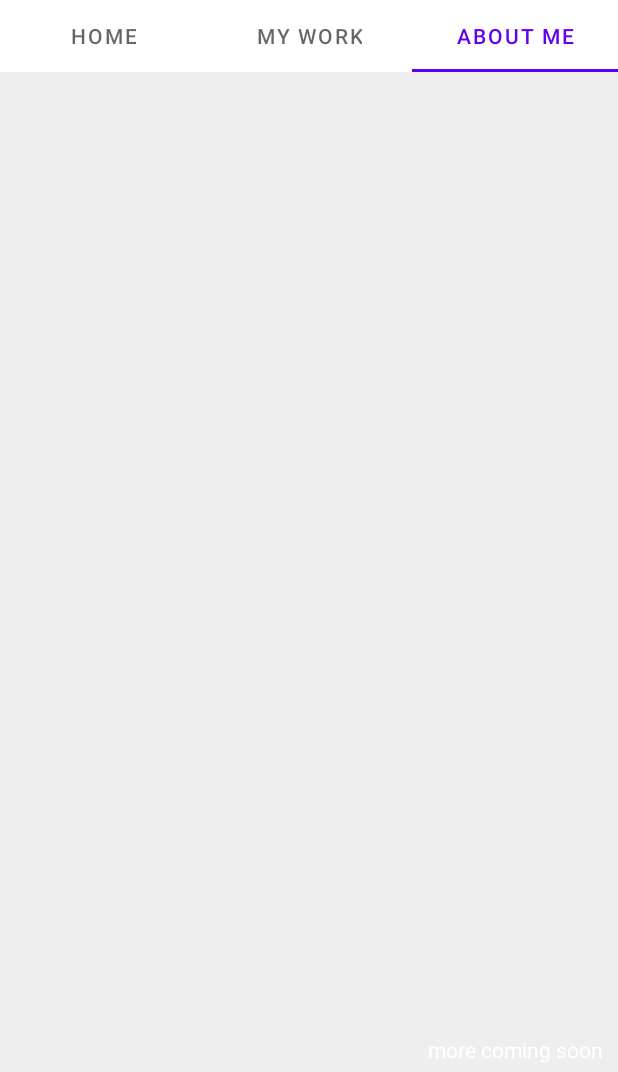
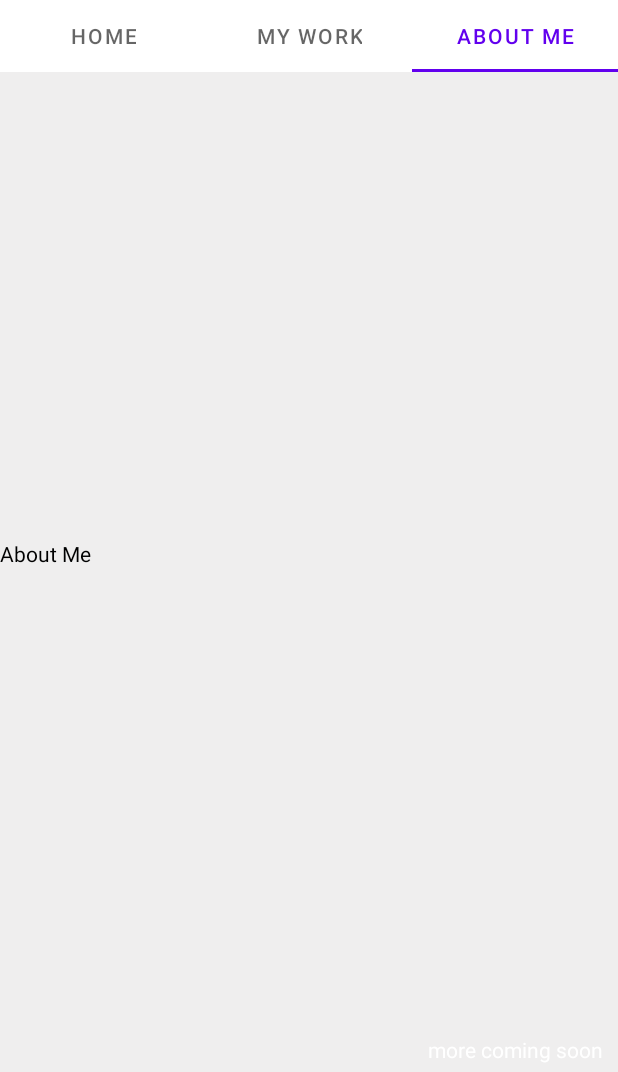
Before and after one commit to buzz-ht53/myportfolio, an Android app: the screen it shows after launch (MainActivity), tab 3 chosen, on a phone screen of 412 x 824 dp, the part 164-1236 px from its top. Run offline under Robolectric (Android 15) with nearby library versions, the phone set to English and light mode, and no system bars; Roboto replaces fonts that are not available here.

Commit message:
# Fragment initial setup 2

```diff
--- /dev/null
+++ b/app/src/main/java/com/buzz_ht/myportfolio/Fragments/FragmentAbout.kt
@@ -0,0 +1,22 @@
+package com.buzz_ht.myportfolio.Fragments
+
+import android.os.Bundle
+import android.view.LayoutInflater
+import android.view.View
+import android.view.ViewGroup
+import androidx.fragment.app.Fragment
+import com.buzz_ht.myportfolio.R
+
+class FragmentAbout : Fragment() {
+
+    override fun onCreateView(
+        inflater: LayoutInflater,
+        container: ViewGroup?,
+        savedInstanceState: Bundle?
+    ): View? {
+        // return super.onCreateView(inflater, container, savedInstanceState)
+        return inflater.inflate(R.layout.layout_fragmentabout, container, false)
+    }
+
+
+}
--- /dev/null
+++ b/app/src/main/java/com/buzz_ht/myportfolio/Fragments/FragmentHome.kt
@@ -0,0 +1,21 @@
+package com.buzz_ht.myportfolio.Fragments
+
+import android.os.Bundle
+import android.view.LayoutInflater
+import android.view.View
+import android.view.ViewGroup
+import androidx.fragment.app.Fragment
+import com.buzz_ht.myportfolio.R
+
+class FragmentHome : Fragment() {
+
+    override fun onCreateView(
+        inflater: LayoutInflater,
+        container: ViewGroup?,
+        savedInstanceState: Bundle?
+    ): View? {
+        // return super.onCreateView(inflater, container, savedInstanceState)
+        return inflater.inflate(R.layout.layout_fragmenthome, container, false)
+    }
+
+}
--- a/app/src/main/java/com/buzz_ht/myportfolio/MainActivity.kt
+++ b/app/src/main/java/com/buzz_ht/myportfolio/MainActivity.kt
@@ -6,16 +6,18 @@ import android.view.View
 import android.widget.Button
 import android.widget.Toast
 import androidx.appcompat.app.AppCompatActivity
+import androidx.fragment.app.Fragment
 import androidx.recyclerview.widget.LinearLayoutManager
 import androidx.recyclerview.widget.RecyclerView
 import com.buzz_ht.myportfolio.Adapters.AppListRecyclerViewAdapter
+import com.buzz_ht.myportfolio.Fragments.FragmentAbout
+import com.buzz_ht.myportfolio.Fragments.FragmentHome
 import com.buzz_ht.myportfolio.Fragments.FragmentMyWork
 import com.buzz_ht.myportfolio.Models.CustomClass
 import com.google.android.material.tabs.TabLayout
 import com.google.android.play.core.appupdate.AppUpdateManagerFactory
 import com.google.android.play.core.install.model.AppUpdateType
 import com.google.android.play.core.install.model.UpdateAvailability
-import javax.xml.datatype.DatatypeFactory.newInstance
 
 
 class MainActivity : AppCompatActivity() {
@@ -42,16 +44,16 @@ class MainActivity : AppCompatActivity() {
         addListItems()
         setUpAdapter()
         setUpTabLayout()
-        // setUpFragment()
+        setUpFragment(FragmentHome())
 
     }
 
-    private fun setUpFragment() {
+    private fun setUpFragment(fragment: Fragment) {
         supportFragmentManager
             // 3
             .beginTransaction()
             // 4
-            .add(R.id.mainFragment, FragmentMyWork())
+            .replace(R.id.mainFragment, fragment)
             // 5
             .commit()
     }
@@ -66,10 +68,16 @@ class MainActivity : AppCompatActivity() {
         tabLayout.addOnTabSelectedListener(object : TabLayout.OnTabSelectedListener {
             override fun onTabSelected(tab: TabLayout.Tab?) {
 
-                when (tab?.id) {
+                when (tab?.position) {
 
+                    0 -> {
+                        setUpFragment(FragmentHome())
+                    }
                     1 -> {
-                        setUpFragment()
+                        setUpFragment(FragmentMyWork())
+                    }
+                    2 -> {
+                        setUpFragment(FragmentAbout())
                     }
 
 
--- /dev/null
+++ b/app/src/main/res/layout/layout_fragmentabout.xml
@@ -0,0 +1,16 @@
+<?xml version="1.0" encoding="utf-8"?>
+<androidx.constraintlayout.widget.ConstraintLayout xmlns:android="http://schemas.android.com/apk/res/android"
+    xmlns:app="http://schemas.android.com/apk/res-auto"
+    android:layout_width="match_parent"
+    android:layout_height="match_parent">
+
+    <TextView
+        android:layout_width="match_parent"
+        android:layout_height="wrap_content"
+        android:text="About Me"
+        android:textColor="@color/black"
+        app:layout_constraintBottom_toBottomOf="parent"
+        app:layout_constraintStart_toStartOf="parent"
+        app:layout_constraintTop_toTopOf="parent" />
+
+</androidx.constraintlayout.widget.ConstraintLayout>
```
Also changed, not shown: app/src/main/res/layout/layout_fragmenthome.xml (added, +18 -0 lines).
